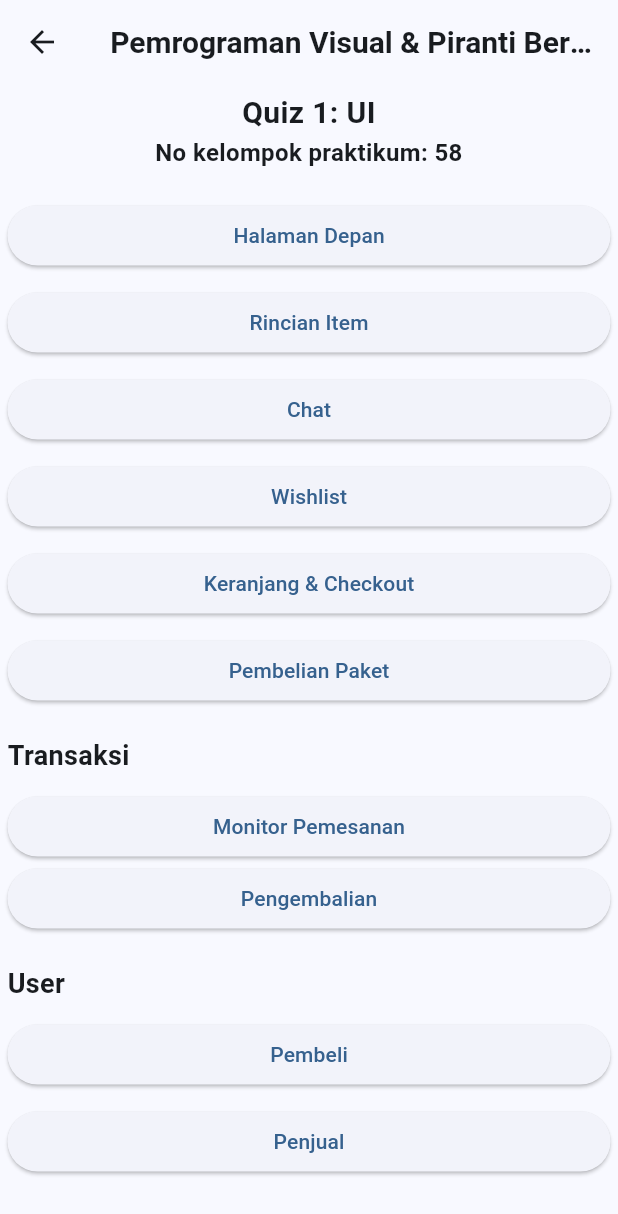
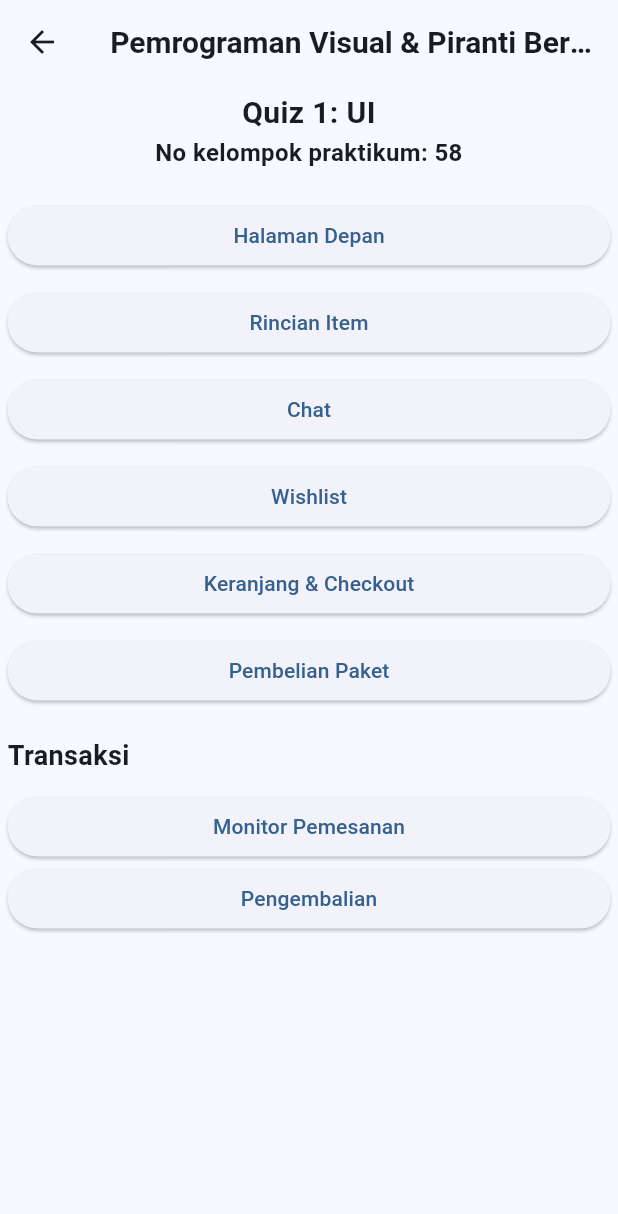
Before and after one commit to elsanrj/Provis-Kuis-UI, a Flutter app: the MainPage screen opened directly, on a phone screen of 412 x 824 dp. Shown: the top 1214 px of the screen. Run offline on Flutter 3.47's test engine with Material 3 defaults, Android fonts, the phone set to English and light mode, and no system bars.

Commit message:
Update Main.dart

```diff
--- a/lib/Main.dart
+++ b/lib/Main.dart
@@ -98,13 +98,6 @@ class MainPage extends StatelessWidget {
                 },
                 child: Text('Pengembalian'),
               ),
-              SizedBox(height: 20),
-              Text('User', style: TextStyle(fontSize: 18, fontWeight: FontWeight.bold)),
-              SizedBox(height: 10),
-              ElevatedButton(onPressed: () {}, child: Text('Pembeli')),
-              SizedBox(height: 10),
-              ElevatedButton(onPressed: () {}, child: Text('Penjual')),
-              SizedBox(height: 20),
             ],
           ),
         ),
```
